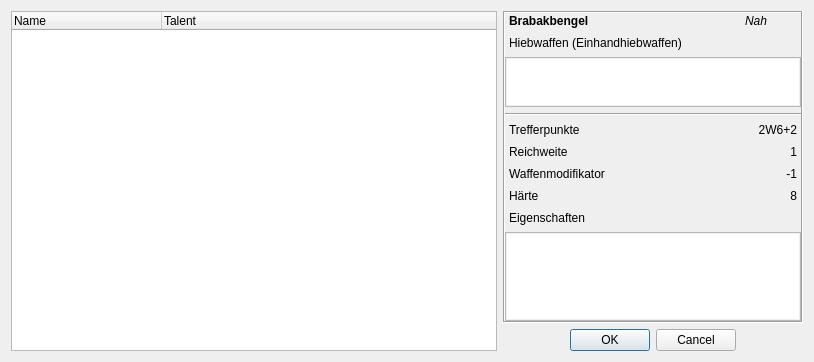
The window that UI/CharakterWaffen.ui (Aeolitus/Sephrasto) describes before a commit, drawn with Qt 5.
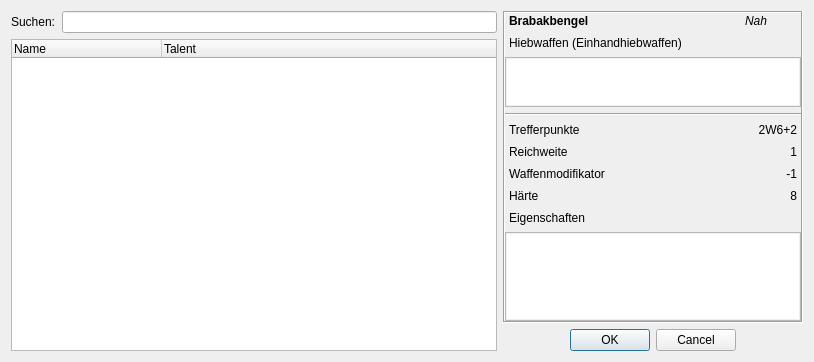
The same window after the commit.

Commit message: Weapon picker: Add search bar. Fixed current weapon not getting selected.

```diff
--- a/UI/CharakterWaffen.ui
+++ b/UI/CharakterWaffen.ui
@@ -233,6 +233,22 @@
     </layout>
    </item>
    <item row="0" column="0">
+    <layout class="QVBoxLayout" name="verticalLayout2">
+     <item>
+      <layout class="QHBoxLayout" name="filterLayout">
+       <item>
+        <widget class="QLabel" name="labelFilter">
+         <property name="text">
+          <string>Suchen:</string>
+         </property>
+        </widget>
+       </item>
+       <item>
+        <widget class="QLineEdit" name="nameFilterEdit"/>
+       </item>
+      </layout>
+     </item>
+     <item>
     <widget class="QTreeWidget" name="treeWeapons">
      <property name="editTriggers">
       <set>QAbstractItemView::NoEditTriggers</set>
@@ -272,6 +288,8 @@
       </property>
      </column>
     </widget>
+     </item>
+    </layout>
    </item>
   </layout>
  </widget>
```
Lines whose indentation alone changed are shown as unchanged. The commit also changes 2 other files.
